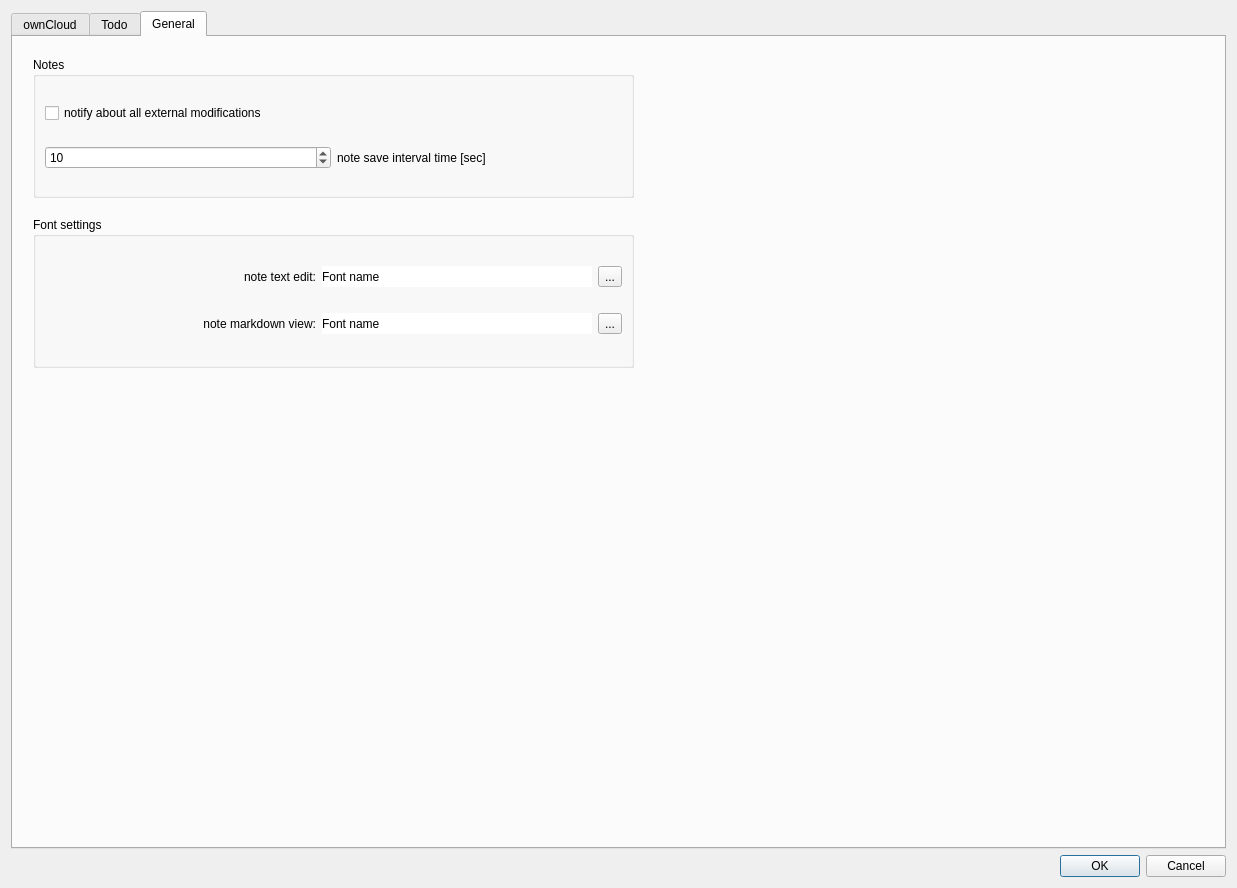
First picture: the form in src/settingsdialog.ui, repository pbek/QOwnNotes, before the edit.
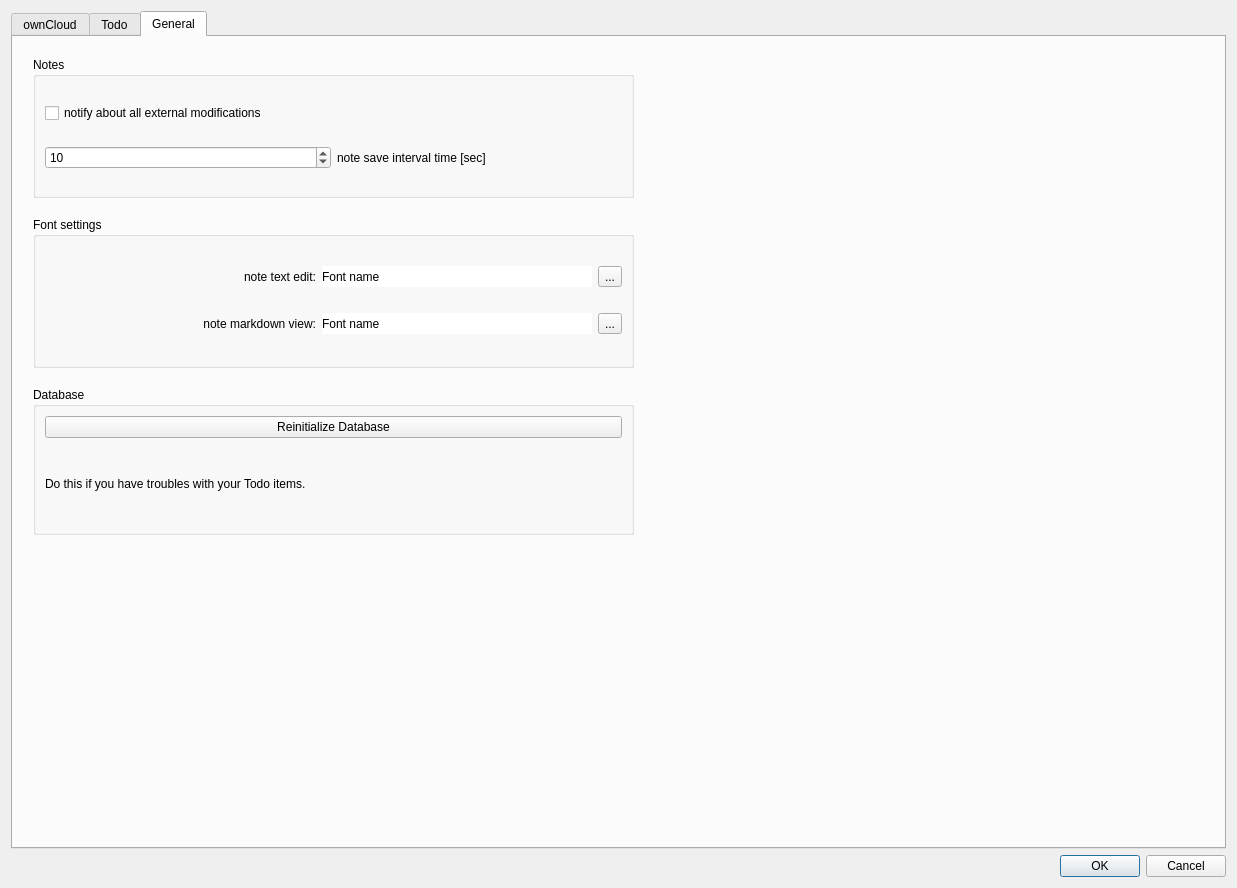
Second picture: the form after the edit. The open tabs and pages were chosen to show the change. Icons and pictures are not drawn.

Commit message: added a button to reinitialize the database to the settings dialog

What changed in the file:
```diff
--- a/src/settingsdialog.ui
+++ b/src/settingsdialog.ui
@@ -754,6 +754,38 @@
           </item>
          </layout>
         </widget>
+        <widget class="QGroupBox" name="groupBox_3">
+         <property name="geometry">
+          <rect>
+           <x>20</x>
+           <y>350</y>
+           <width>601</width>
+           <height>148</height>
+          </rect>
+         </property>
+         <property name="title">
+          <string>Database</string>
+         </property>
+         <layout class="QVBoxLayout" name="verticalLayout_2">
+          <item>
+           <widget class="QPushButton" name="reinitializeDatabaseButton">
+            <property name="text">
+             <string>Reinitialize Database</string>
+            </property>
+           </widget>
+          </item>
+          <item>
+           <widget class="QLabel" name="reinitializeDatabaseLabel">
+            <property name="text">
+             <string>Do this if you have troubles with your Todo items.</string>
+            </property>
+            <property name="wordWrap">
+             <bool>true</bool>
+            </property>
+           </widget>
+          </item>
+         </layout>
+        </widget>
        </widget>
       </widget>
      </item>
```
Left out of the diff: 2 changed lines with no effect on the pictures. The commit also changes 6 other files.
